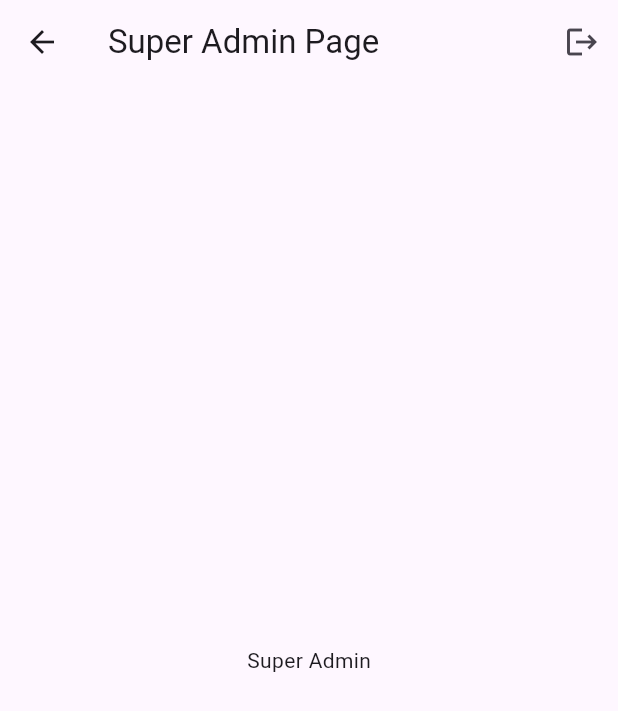
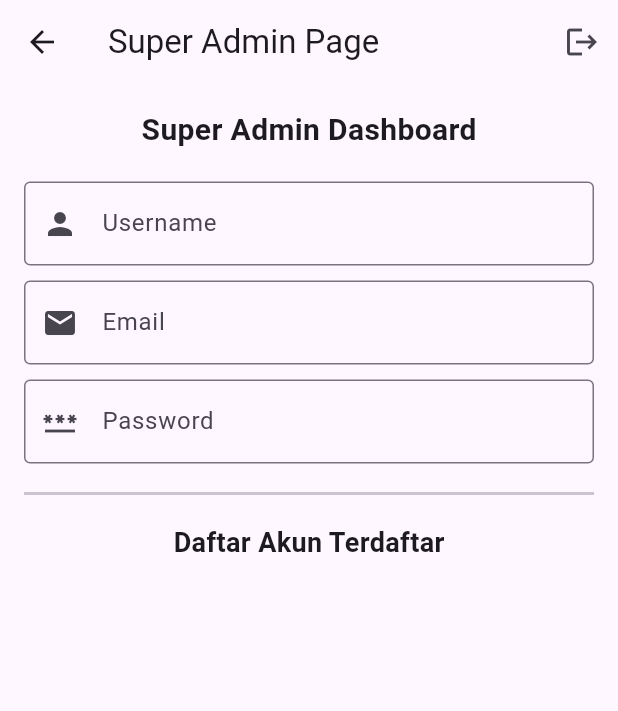
Before and after one commit to lino089/Training-Arc-Flutter, a Flutter app: the superAdminPage screen opened directly, on a phone screen of 412 x 824 dp. Shown: the top 711 px of the screen. Run offline on Flutter 3.47's test engine with Material 3 defaults, Android fonts, the light colour scheme and no system bars; our stand-ins replace cloud_firestore, firebase_auth, firebase_core; accounts and stored records are empty.

Commit message:
UI dibagian halaman super admin (%50)

```diff
--- a/auth_muscle_v2/lib/pages/super_admin_page.dart
+++ b/auth_muscle_v2/lib/pages/super_admin_page.dart
@@ -1,25 +1,124 @@
 import 'package:flutter/material.dart';
 import 'package:firebase_auth/firebase_auth.dart';
 
-class superAdminPage extends StatelessWidget {
+class superAdminPage extends StatefulWidget {
   const superAdminPage({super.key});
 
   @override
+  State<superAdminPage> createState() => _superAdminPage();
+}
+
+class _superAdminPage extends State<superAdminPage> {
+  @override
   Widget build(BuildContext context) {
+    // // TODO 1: Buat GlobalKey<FormState> untuk validasi form tambah user
+    // // TODO 2: Buat TextEditingController untuk email, password, userId (A-00x), dan nama user
+    final key = GlobalKey<FormState>();
+    final TextEditingController emailController = TextEditingController();
+    final TextEditingController passwordController = TextEditingController();
+    final TextEditingController userIdController = TextEditingController();
+    final TextEditingController usernameController = TextEditingController();
+
     return Scaffold(
       appBar: AppBar(
         title: Text("Super Admin Page"),
         actions: <Widget>[
           IconButton(
             onPressed: FirebaseAuth.instance.signOut,
-            icon: Icon(Icons.logout)
-          )
+            icon: Icon(Icons.logout),
+          ),
         ],
       ),
-      body: Center(child: Text("Super Admin")),
+      // // TODO 3: Ganti Center dengan SingleChildScrollView agar halaman bisa di-scroll
+      body: SingleChildScrollView(
+        child: Padding(
+          padding: const EdgeInsets.all(16.0),
+          child: Column(
+            children: [
+              Text(
+                "Super Admin Dashboard",
+                style: TextStyle(fontSize: 20, fontWeight: FontWeight.bold),
+              ),
+              SizedBox(height: 20),
+
+              // // TODO 4: Buat Form untuk input user baru
+              // // Di dalam Form, tambahkan:
+              // // a. TextFormField untuk User ID (misal: ADMIN-02 atau USER-01)
+              // // b. TextFormField untuk Email User
+              // // c. TextFormField untuk Password User
+              // // d. DropdownButtonFormField untuk memilih Role ('admin' atau 'user')
+              Form(
+                child: Column(
+                  children: [
+                    TextFormField(
+                      keyboardType: TextInputType.text,
+                      decoration: InputDecoration(
+                        labelText: "Username",
+                        hintText: "Masukan Username",
+                        prefixIcon: Icon(Icons.person),
+                        border: OutlineInputBorder(),
+                      ),
+                      validator: (value) {
+                        if (value == null || value.isEmpty) {
+                          return "Username Wajib Diisi";
+                        }
+                        return null;
+                      },
+                    ),
+                    SizedBox(height: 10),
+                    TextFormField(
+                      keyboardType: TextInputType.emailAddress,
+                      decoration: InputDecoration(
+                        labelText: "Email",
+                        hintText: "Masukan Email",
+                        prefixIcon: Icon(Icons.email),
+                        border: OutlineInputBorder(),
+                      ),
+                      validator: (value) {
+                        if (value == null || value.isEmpty) {
+                          return "Email Wajib Diisi";
+                        }
+                        return null;
+                      },
+                    ),
+                    SizedBox(height: 10),
+                    TextFormField(
+                      keyboardType: TextInputType.visiblePassword,
+                      decoration: InputDecoration(
+                        labelText: "Password",
+                        hintText: "Masuka Password",
+                        prefixIcon: Icon(Icons.password),
+                        border: OutlineInputBorder(),
+                      ),
+                      validator: (value) {
+                        if (value == null || value.isEmpty) {
+                          return "Password Wajib Diisi";
+                        }
+                        return null;
+                      },
+                    ),
+                  ],
+                ),
+              ),
+              // // TODO 5: Buat MaterialButton atau ElevatedButton untuk memicu fungsi registerUser()
+              Divider(height: 40, thickness: 2),
+
+              Text(
+                "Daftar Akun Terdaftar",
+                style: TextStyle(fontSize: 18, fontWeight: FontWeight.bold),
+              ),
+
+              // // TODO 6: Gunakan Expanded dan StreamBuilder/ListView untuk menampilkan daftar user
+              // // Untuk sementara (UI saja), kamu bisa gunakan ListView.builder dengan data dummy
+              // // Tampilkan informasi: User ID, Email, dan Role dalam bentuk ListTile
+            ],
+          ),
+        ),
+      ),
+      // // TODO 7: (Opsional) Tambahkan FloatingActionButton jika ingin form input dipisah ke Dialog/Halaman baru
     );
-    // A-0001 | admin123
-    // 20202317 | ADMIN-01 | kasihan123
-    // 20209368 | ADMIN-01 | jogja123)
   }
+
+  // // TODO 8: Buat kerangka fungsi Future<void> createUser() async { ... }
+  // // Fungsi ini nanti akan berisi logika Firebase Auth & Firestore
 }
```
